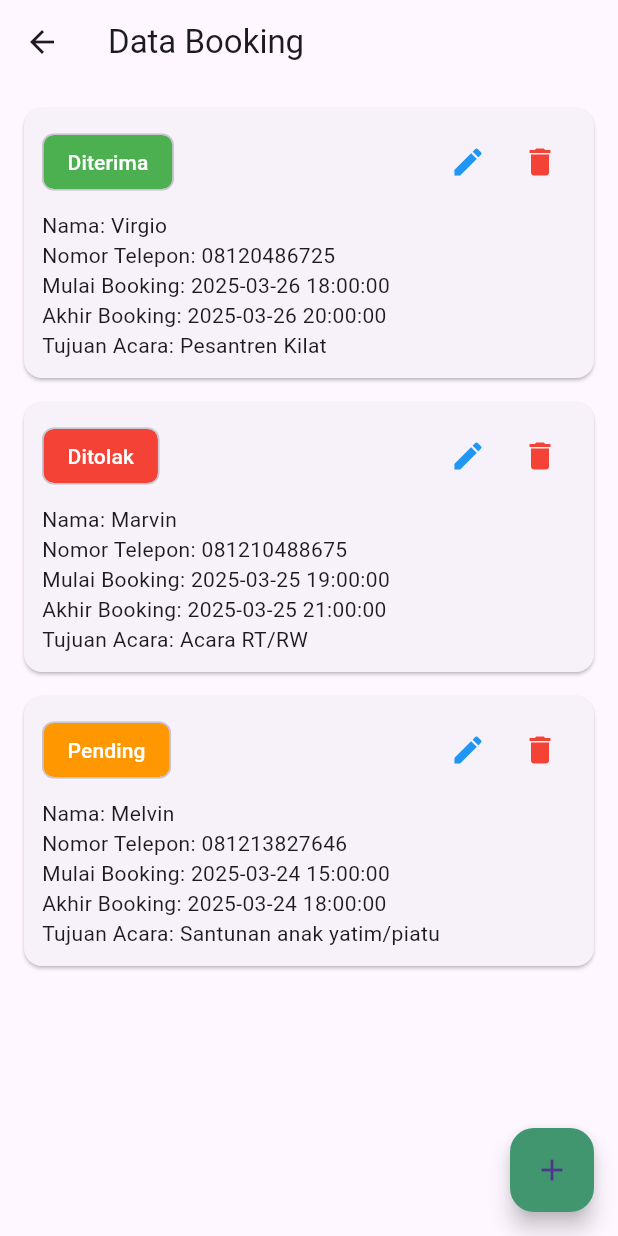
After one commit to adenyuy/el-muhajirin, a Flutter app: the KegiatanPage screen opened directly, on a phone screen of 412 x 824 dp. The commit adds this screen. Run offline on Flutter 3.47's test engine with Material 3 defaults, Android fonts, the phone set to English and light mode, and no system bars; our stand-ins replace lottie.

Commit message:
admin kas,kegiatan,berita

```diff
--- a/lib/home.dart
+++ b/lib/home.dart
@@ -170,7 +170,7 @@ class _HomePageState extends State<HomePage> {
                   controller: _pageController,
                   onPageChanged: (index) => setState(() => _currentPage = index),
                   children: [
-                    _buildNewsItem("assets/images/berita-1.png", "Kegiatan Buka Puasa Bersama 23 Maret 2025"),
+                    _buildNewsItem("assets/images/gambar-berita.jpg", "Kegiatan Buka Puasa Bersama 23 Maret 2025"),
                     _buildNewsItem("assets/images/berita-2.png", "Judul Berita 2"),
                   ],
                 ),
--- /dev/null
+++ b/lib/kegiatan_page.dart
@@ -0,0 +1,101 @@
+import 'package:flutter/material.dart';
+
+class KegiatanPage extends StatelessWidget {
+  final List<Map<String, String>> bookings = [
+    {
+      "status": "Diterima",
+      "nama": "Virgio",
+      "telepon": "08120486725",
+      "mulai": "2025-03-26 18:00:00",
+      "akhir": "2025-03-26 20:00:00",
+      "tujuan": "Pesantren Kilat"
+    },
+    {
+      "status": "Ditolak",
+      "nama": "Marvin",
+      "telepon": "081210488675",
+      "mulai": "2025-03-25 19:00:00",
+      "akhir": "2025-03-25 21:00:00",
+      "tujuan": "Acara RT/RW"
+    },
+    {
+      "status": "Pending",
+      "nama": "Melvin",
+      "telepon": "081213827646",
+      "mulai": "2025-03-24 15:00:00",
+      "akhir": "2025-03-24 18:00:00",
+      "tujuan": "Santunan anak yatim/piatu"
+    },
+  ];
+
+  Color getStatusColor(String status) {
+    switch (status) {
+      case "Diterima":
+        return Colors.green;
+      case "Ditolak":
+        return Colors.red;
+      default:
+        return Colors.orange;
+    }
+  }
+
+  @override
+  Widget build(BuildContext context) {
+    return Scaffold(
+      appBar: AppBar(title: Text("Data Booking")),
+      body: ListView.builder(
+        padding: EdgeInsets.all(16),
+        itemCount: bookings.length,
+        itemBuilder: (context, index) {
+          final item = bookings[index];
+          return Card(
+            margin: EdgeInsets.only(bottom: 16),
+            child: Padding(
+              padding: EdgeInsets.all(12),
+              child: Column(
+                crossAxisAlignment: CrossAxisAlignment.start,
+                children: [
+                  Row(
+                    children: [
+                      Chip(
+                        label: Text(item["status"] ?? ""),
+                        backgroundColor: getStatusColor(item["status"] ?? ""),
+                        labelStyle: TextStyle(color: Colors.white),
+                      ),
+                      Spacer(),
+                      IconButton(
+                        icon: Icon(Icons.edit, color: Colors.blue),
+                        onPressed: () {
+                          // TODO: edit data
+                        },
+                      ),
+                      IconButton(
+                        icon: Icon(Icons.delete, color: Colors.red),
+                        onPressed: () {
+                          // TODO: hapus data
+                        },
+                      ),
+                    ],
+                  ),
+                  SizedBox(height: 8),
+                  Text("Nama: ${item['nama']}"),
+                  Text("Nomor Telepon: ${item['telepon']}"),
+                  Text("Mulai Booking: ${item['mulai']}"),
+                  Text("Akhir Booking: ${item['akhir']}"),
+                  Text("Tujuan Acara: ${item['tujuan']}"),
+                ],
+              ),
+            ),
+          );
+        },
+      ),
+      floatingActionButton: FloatingActionButton(
+        onPressed: () {
+          // TODO: Tambah data baru
+        },
+        child: Icon(Icons.add),
+        backgroundColor: Color(0xFF41966F),
+      ),
+    );
+  }
+}
```
Also changed, not shown: lib/admin_dashboard.dart (added, +60 -0 lines), lib/admin_login_page.dart (+29 -7 lines), lib/berita_page.dart (added, +49 -0 lines), lib/kas_page.dart (added, +73 -0 lines).
